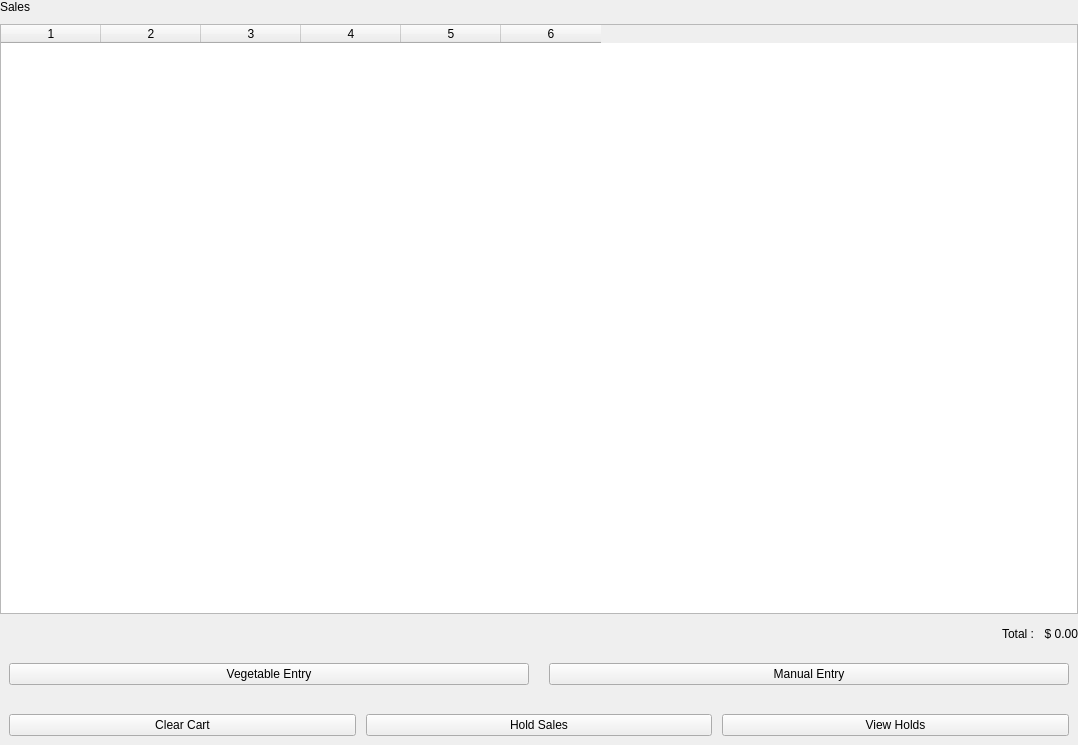
Above: Project/ui/sales_frame.ui from Selvam-T/POS before the change. Below: the same form after it.
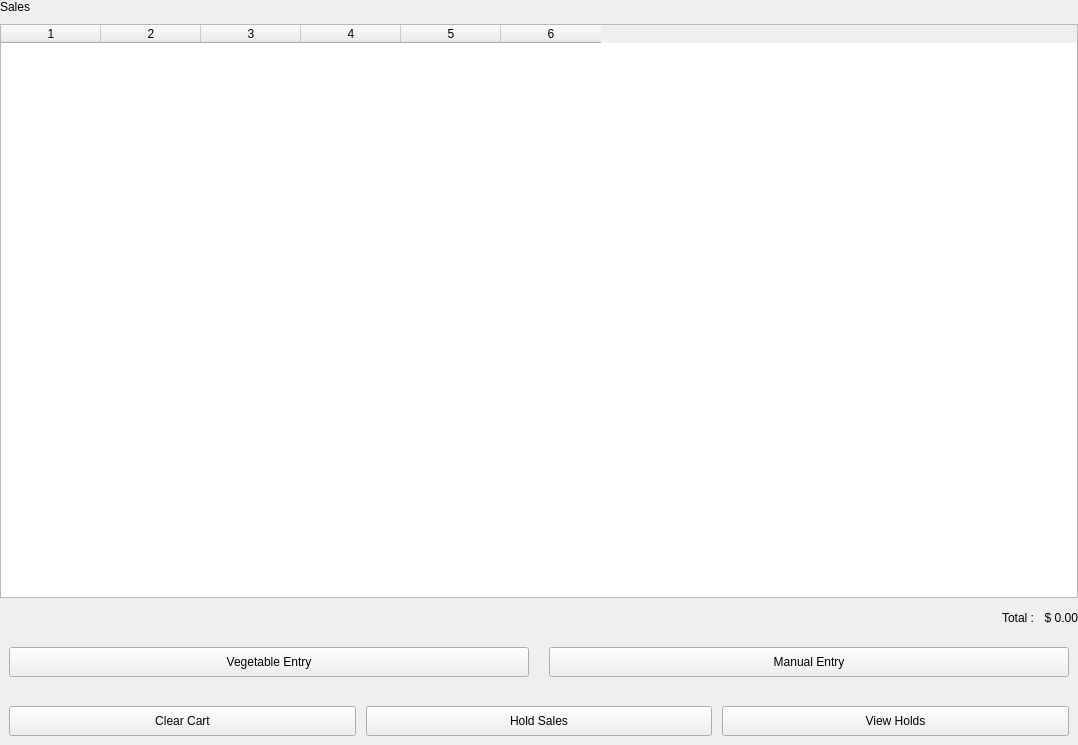
That is the form after the change.

Commit message: sales.qss focus styling added for salesFrame QPushButton

```diff
--- a/Project/ui/sales_frame.ui
+++ b/Project/ui/sales_frame.ui
@@ -152,14 +152,26 @@
        <number>20</number>
       </property>
       <item>
-       <widget class="QPushButton" name="vegBtn">
+       <widget class="QPushButton" name="vegEntryBtn">
+        <property name="minimumSize">
+         <size>
+          <width>0</width>
+          <height>30</height>
+         </size>
+        </property>
         <property name="text">
          <string>Vegetable Entry</string>
         </property>
        </widget>
       </item>
       <item>
-       <widget class="QPushButton" name="manualBtn">
+       <widget class="QPushButton" name="manualEntryBtn">
+        <property name="minimumSize">
+         <size>
+          <width>0</width>
+          <height>30</height>
+         </size>
+        </property>
         <property name="text">
          <string>Manual Entry</string>
         </property>
@@ -184,7 +196,13 @@
        <number>10</number>
       </property>
       <item>
-       <widget class="QPushButton" name="clearcartBtn">
+       <widget class="QPushButton" name="clearCartBtn">
+        <property name="minimumSize">
+         <size>
+          <width>0</width>
+          <height>30</height>
+         </size>
+        </property>
         <property name="text">
          <string>Clear Cart</string>
         </property>
@@ -192,13 +210,25 @@
       </item>
       <item>
        <widget class="QPushButton" name="holdSalesBtn">
+        <property name="minimumSize">
+         <size>
+          <width>0</width>
+          <height>30</height>
+         </size>
+        </property>
         <property name="text">
          <string>Hold Sales</string>
         </property>
        </widget>
       </item>
       <item>
-       <widget class="QPushButton" name="viewholdBtn">
+       <widget class="QPushButton" name="viewHoldBtn">
+        <property name="minimumSize">
+         <size>
+          <width>0</width>
+          <height>30</height>
+         </size>
+        </property>
         <property name="text">
          <string>View Holds</string>
         </property>
```
The commit also changes 6 other files.
